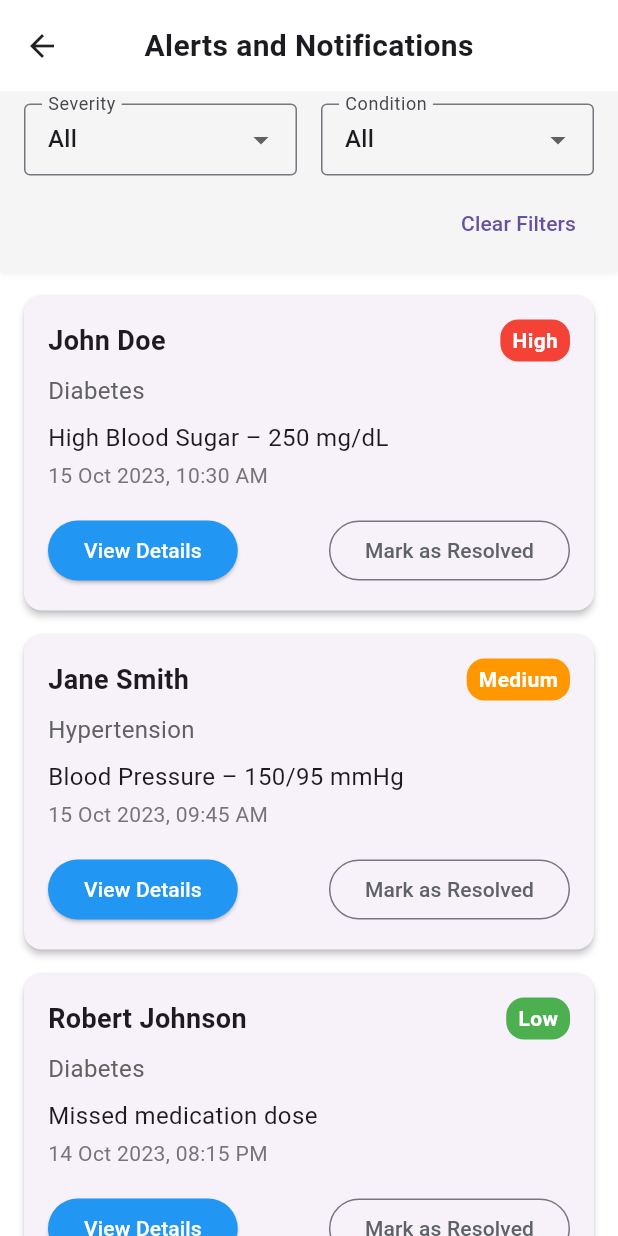
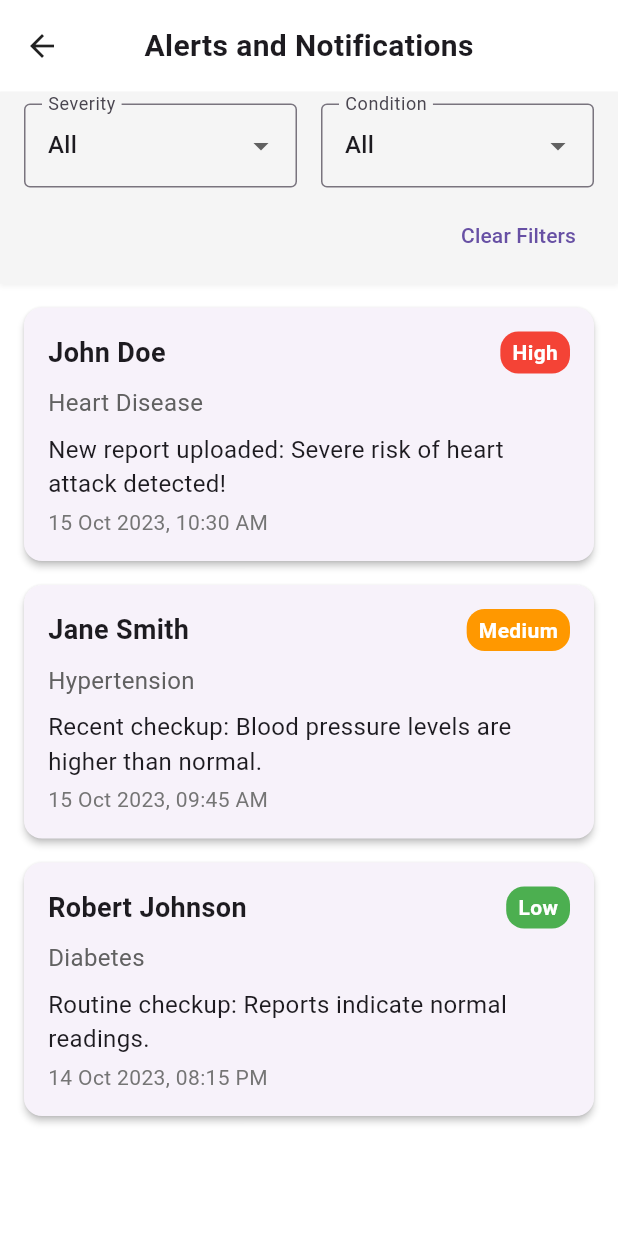
Before and after one commit to abhijithu1/healthrepo, a Flutter app: the AlertsAndNotificationsScreen screen opened by its route, on a phone screen of 412 x 824 dp. Run offline on Flutter 3.47's test engine with Material 3 defaults, Android fonts, the phone set to English and light mode, and no system bars; our stand-ins replace file_picker, fl_chart, get, get_storage; accounts and stored records are empty; network calls fail.

Commit message:
minor changes

```diff
--- a/lib/screens/alertnot.dart
+++ b/lib/screens/alertnot.dart
@@ -10,13 +10,8 @@ class AlertsAndNotificationsScreen extends StatelessWidget {
       body: SafeArea(
         child: Column(
           children: [
-            // 1. Header Section
             _buildHeader(context),
-
-            // 2. Filter Options
             _buildFilterOptions(),
-
-            // 3. Alert List (Scrollable)
             Expanded(child: _buildAlertList()),
           ],
         ),
@@ -24,13 +19,11 @@ class AlertsAndNotificationsScreen extends StatelessWidget {
     );
   }
 
-  // 1. Header Section
   Widget _buildHeader(BuildContext context) {
     return Padding(
       padding: const EdgeInsets.all(16.0),
       child: Row(
         children: [
-          // Back Button
           GestureDetector(
             onTap: () => Navigator.pop(context),
             child: const Icon(Icons.arrow_back, size: 24),
@@ -43,14 +36,12 @@ class AlertsAndNotificationsScreen extends StatelessWidget {
               ),
             ),
           ),
-          // Empty SizedBox to balance the layout
           const SizedBox(width: 24),
         ],
       ),
     );
   }
 
-  // 2. Filter Options
   Widget _buildFilterOptions() {
     return Container(
       padding: const EdgeInsets.symmetric(horizontal: 16.0, vertical: 8.0),
@@ -78,9 +69,7 @@ class AlertsAndNotificationsScreen extends StatelessWidget {
           Align(
             alignment: Alignment.centerRight,
             child: TextButton(
-              onPressed: () {
-                // Clear filter functionality would be implemented here
-              },
+              onPressed: () {},
               child: const Text('Clear Filters'),
             ),
           ),
@@ -89,13 +78,11 @@ class AlertsAndNotificationsScreen extends StatelessWidget {
     );
   }
 
-  // Severity Filter Dropdown
   Widget _buildSeverityFilter() {
     return DropdownButtonFormField<String>(
       decoration: const InputDecoration(
         labelText: 'Severity',
         border: OutlineInputBorder(),
-        contentPadding: EdgeInsets.symmetric(horizontal: 12, vertical: 8),
       ),
       value: 'All',
       items: const [
@@ -104,19 +91,15 @@ class AlertsAndNotificationsScreen extends StatelessWidget {
         DropdownMenuItem(value: 'Medium', child: Text('Medium')),
         DropdownMenuItem(value: 'Low', child: Text('Low')),
       ],
-      onChanged: (value) {
-        // Filter by severity implementation would go here
-      },
+      onChanged: (value) {},
     );
   }
 
-  // Condition Filter Dropdown
   Widget _buildConditionFilter() {
     return DropdownButtonFormField<String>(
       decoration: const InputDecoration(
         labelText: 'Condition',
         border: OutlineInputBorder(),
-        contentPadding: EdgeInsets.symmetric(horizontal: 12, vertical: 8),
       ),
       value: 'All',
       items: const [
@@ -125,50 +108,33 @@ class AlertsAndNotificationsScreen extends StatelessWidget {
         DropdownMenuItem(value: 'Hypertension', child: Text('Hypertension')),
         DropdownMenuItem(value: 'Asthma', child: Text('Asthma')),
       ],
-      onChanged: (value) {
-        // Filter by condition implementation would go here
-      },
+      onChanged: (value) {},
     );
   }
 
-  // 3. Alert List
   Widget _buildAlertList() {
-    // Sample alert data
     final List<Map<String, dynamic>> alerts = [
       {
         'patientName': 'John Doe',
-        'condition': 'Diabetes',
+        'condition': 'Heart Disease',
         'severity': 'High',
-        'message': 'High Blood Sugar – 250 mg/dL',
+        'message': 'New report uploaded: Severe risk of heart attack detected!',
         'timestamp': '15 Oct 2023, 10:30 AM',
       },
       {
         'patientName': 'Jane Smith',
         'condition': 'Hypertension',
         'severity': 'Medium',
-        'message': 'Blood Pressure – 150/95 mmHg',
+        'message':
+            'Recent checkup: Blood pressure levels are higher than normal.',
         'timestamp': '15 Oct 2023, 09:45 AM',
       },
       {
         'patientName': 'Robert Johnson',
         'condition': 'Diabetes',
         'severity': 'Low',
-        'message': 'Missed medication dose',
+        'message': 'Routine checkup: Reports indicate normal readings.',
         'timestamp': '14 Oct 2023, 08:15 PM',
-      },
-      {
-        'patientName': 'Emily Wilson',
-        'condition': 'Asthma',
-        'severity': 'High',
-        'message': 'Severe asthma attack reported',
-        'timestamp': '14 Oct 2023, 06:30 PM',
-      },
-      {
-        'patientName': 'Michael Brown',
-        'condition': 'Hypertension',
-        'severity': 'Medium',
-        'message': 'Heart rate – 110 BPM',
-        'timestamp': '14 Oct 2023, 04:15 PM',
       },
     ];
 
@@ -182,9 +148,7 @@ class AlertsAndNotificationsScreen extends StatelessWidget {
     );
   }
 
-  // Alert Card
   Widget _buildAlertCard(BuildContext context, Map<String, dynamic> alert) {
-    // Determine severity color
     Color severityColor;
     switch (alert['severity']) {
       case 'High':
@@ -251,66 +215,9 @@ class AlertsAndNotificationsScreen extends StatelessWidget {
               alert['timestamp'],
               style: TextStyle(color: Colors.grey[600], fontSize: 14),
             ),
-            const SizedBox(height: 16),
-            Row(
-              mainAxisAlignment: MainAxisAlignment.spaceBetween,
-              children: [
-                // View Details Button
-                ElevatedButton(
-                  onPressed: () {
-                    // View details functionality would be implemented here
-                  },
-                  style: ElevatedButton.styleFrom(
-                    backgroundColor: Colors.blue,
-                    foregroundColor: Colors.white,
-                  ),
-                  child: const Text('View Details'),
-                ),
-                // Mark as Resolved Button
-                OutlinedButton(
-                  onPressed: () {
-                    _showResolveConfirmation(context);
-                  },
-                  style: OutlinedButton.styleFrom(
-                    foregroundColor: const Color(0xFF5F6368),
-                  ),
-                  child: const Text('Mark as Resolved'),
-                ),
-              ],
-            ),
           ],
         ),
       ),
     );
   }
-
-  // Confirmation Dialog for Marking as Resolved
-  void _showResolveConfirmation(BuildContext context) {
-    showDialog(
-      context: context,
-      builder: (BuildContext context) {
-        return AlertDialog(
-          title: const Text('Confirm Action'),
-          content: const Text(
-            'Are you sure you want to mark this alert as resolved?',
-          ),
-          actions: [
-            TextButton(
-              onPressed: () {
-                Navigator.of(context).pop(); // Close dialog
-              },
-              child: const Text('No'),
-            ),
-            ElevatedButton(
-              onPressed: () {
-                // Mark as resolved functionality would be implemented here
-                Navigator.of(context).pop(); // Close dialog
-              },
-              child: const Text('Yes'),
-            ),
-          ],
-        );
-      },
-    );
-  }
 }
```
Also changed, not shown: lib/screens/viewrec.dart (+11 -0 lines).
